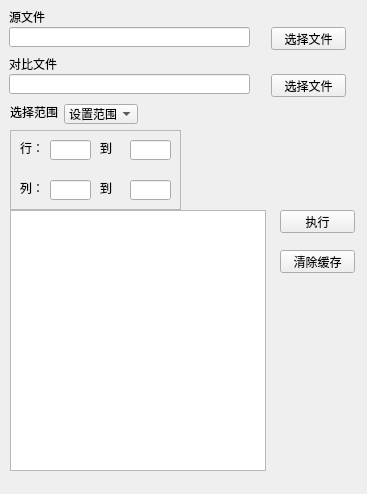
Before: the Qt Designer form form.ui in fmwo211314/comp_excel, drawn with Qt 5.
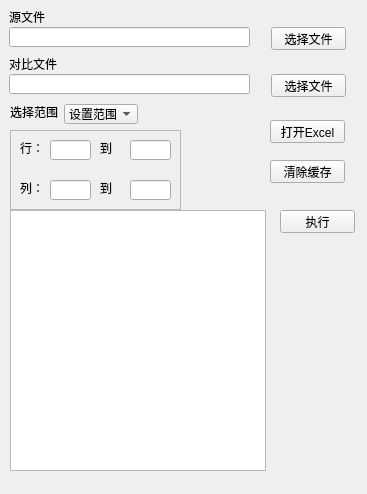
After: the same form once the commit is applied.

Commit message: open excel

Patch:
```diff
--- a/form.ui
+++ b/form.ui
@@ -279,8 +279,8 @@
   <widget class="QPushButton" name="pushButton_4">
    <property name="geometry">
     <rect>
-     <x>280</x>
-     <y>250</y>
+     <x>270</x>
+     <y>160</y>
      <width>75</width>
      <height>23</height>
     </rect>
@@ -289,6 +289,19 @@
     <string>清除缓存</string>
    </property>
   </widget>
+  <widget class="QPushButton" name="pushButton_5">
+   <property name="geometry">
+    <rect>
+     <x>270</x>
+     <y>120</y>
+     <width>75</width>
+     <height>23</height>
+    </rect>
+   </property>
+   <property name="text">
+    <string>打开Excel</string>
+   </property>
+  </widget>
  </widget>
  <resources/>
  <connections>
```
Left out of the diff: 21 changed lines with no effect on the pictures. The commit also changes 6 other files.
